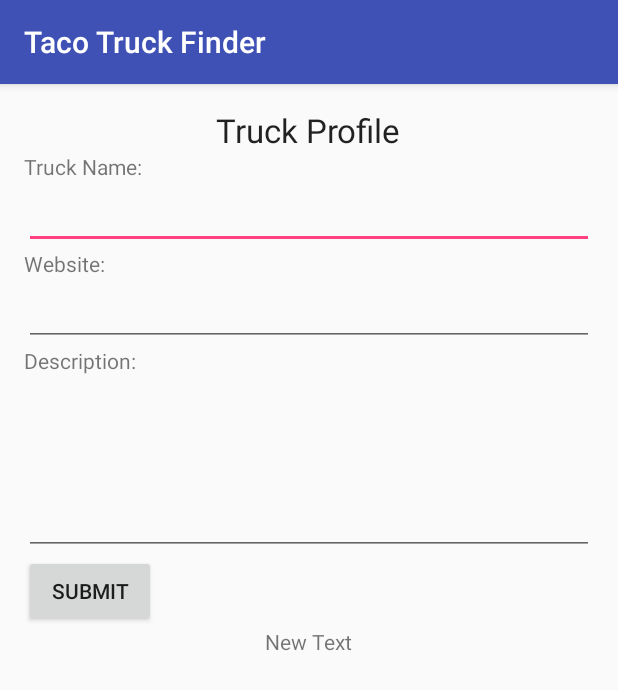
After one commit to Hyoe/cst438, an Android app: the TruckProfileActivity screen opened directly, with no data from a screen before it, on a phone screen of 412 x 824 dp. The commit adds this screen. Shown: the top 690 px of the screen. Run offline under Robolectric (Android 15) with nearby library versions, the phone set to English and light mode, and no system bars.

Commit message:
updated Taco Truck

```diff
--- a/TacoTruck2/app/build.gradle
+++ b/TacoTruck2/app/build.gradle
@@ -25,4 +25,5 @@ dependencies {
     testCompile 'junit:junit:4.12'
     compile 'com.android.support:appcompat-v7:23.1.1'
     compile 'com.android.support:design:23.1.1'
+    compile 'com.google.android.gms:play-services:8.3.0'
 }
--- a/TacoTruck2/app/src/main/java/com/example/franciscogutierrez/tacotruck2/GetData.java
+++ b/TacoTruck2/app/src/main/java/com/example/franciscogutierrez/tacotruck2/GetData.java
@@ -51,7 +51,6 @@ class GetData extends AsyncTask<String, Integer, String> {
                     sb.append(line);
                 }
             }
-            Thread.sleep(2000);
         } catch (Exception e) {
             Log.i(TAG, e.toString());
         }
--- a/TacoTruck2/app/src/main/java/com/example/franciscogutierrez/tacotruck2/LoginActivity.java
+++ b/TacoTruck2/app/src/main/java/com/example/franciscogutierrez/tacotruck2/LoginActivity.java
@@ -35,6 +35,7 @@ public class LoginActivity extends AppCompatActivity {
                     loginStatus.setText("Fields cannot be empty.");
                 } else {
                     //fields are not empty, call database
+                    password = Util.encryptPassword(password);
                     String myURL = "http://cst438-1139.appspot.com/test?function=doLogin&username=" + username + "&password=" + password;
 
                     try {
--- a/TacoTruck2/app/src/main/java/com/example/franciscogutierrez/tacotruck2/RegisterActivity.java
+++ b/TacoTruck2/app/src/main/java/com/example/franciscogutierrez/tacotruck2/RegisterActivity.java
@@ -55,7 +55,7 @@ public class RegisterActivity extends AppCompatActivity {
                     } else {
                         userType = "1";
                     }
-                    //String encrypt = Util.encryptPassword("password");
+                    password1 = Util.encryptPassword(password1);
                     String myURL = "http://cst438-1139.appspot.com/test?function=doRegister&username=" + username + "&password=" + password1 + "&firstName=" + firstName + "&lastName=" + lastName + "&type=" + userType;
 
 
--- /dev/null
+++ b/TacoTruck2/app/src/main/res/layout/activity_truck_profile.xml
@@ -0,0 +1,67 @@
+<?xml version="1.0" encoding="utf-8"?>
+<LinearLayout xmlns:android="http://schemas.android.com/apk/res/android"
+    xmlns:tools="http://schemas.android.com/tools"
+    android:layout_width="match_parent"
+    android:layout_height="match_parent"
+    android:paddingBottom="@dimen/activity_vertical_margin"
+    android:paddingLeft="@dimen/activity_horizontal_margin"
+    android:paddingRight="@dimen/activity_horizontal_margin"
+    android:paddingTop="@dimen/activity_vertical_margin"
+    android:orientation="vertical"
+    tools:context="com.example.franciscogutierrez.tacotruck2.TruckProfileActivity">
+
+    <TextView
+        android:layout_width="wrap_content"
+        android:layout_height="wrap_content"
+        android:textAppearance="?android:attr/textAppearanceLarge"
+        android:text="Truck Profile"
+        android:layout_gravity="center_horizontal" />
+
+    <TextView
+        android:layout_width="wrap_content"
+        android:layout_height="wrap_content"
+        android:textAppearance="?android:attr/textAppearanceSmall"
+        android:text="Truck Name:" />
+
+    <EditText
+        android:layout_width="match_parent"
+        android:layout_height="wrap_content"
+        android:id="@+id/profile_et_truck_name" />
+
+    <TextView
+        android:layout_width="wrap_content"
+        android:layout_height="wrap_content"
+        android:textAppearance="?android:attr/textAppearanceSmall"
+        android:text="Website:" />
+
+    <EditText
+        android:layout_width="match_parent"
+        android:layout_height="wrap_content"
+        android:id="@+id/profile_et_website" />
+
+    <TextView
+        android:layout_width="wrap_content"
+        android:layout_height="wrap_content"
+        android:textAppearance="?android:attr/textAppearanceSmall"
+        android:text="Description:" />
+
+    <EditText
+        android:layout_width="match_parent"
+        android:layout_height="wrap_content"
+        android:id="@+id/profile_et_description"
+        android:minHeight="120dp"
+        android:inputType="textCapSentences|textMultiLine"/>
+
+    <Button
+        android:layout_width="wrap_content"
+        android:layout_height="wrap_content"
+        android:text="Submit"
+        android:id="@+id/truckProfileSubmit" />
+
+    <TextView
+        android:layout_width="wrap_content"
+        android:layout_height="wrap_content"
+        android:text="New Text"
+        android:id="@+id/statusTruckProfile"
+        android:layout_gravity="center_horizontal" />
+</LinearLayout>
--- a/TacoTruck2/app/src/main/res/values/strings.xml
+++ b/TacoTruck2/app/src/main/res/values/strings.xml
@@ -3,4 +3,5 @@
     <string name="action_settings">Settings</string>
     <string name="open_nav">Open navigation drawer</string>
     <string name="close_nav">Close navigation drawer</string>
+    <string name="title_activity_maps">Map</string>
 </resources>
```
Also changed, not shown: TacoTruck2/app/src/debug/res/values/google_maps_api.xml (added, +21 -0 lines), TacoTruck2/app/src/main/AndroidManifest.xml (+21 -1 lines), TacoTruck2/app/src/main/java/com/example/franciscogutierrez/tacotruck2/LogOutActivity.java (added, +42 -0 lines), TacoTruck2/app/src/main/java/com/example/franciscogutierrez/tacotruck2/MainActivity.java (+41 -24 lines), TacoTruck2/app/src/main/java/com/example/franciscogutierrez/tacotruck2/TruckProfileActivity.java (added, +169 -0 lines), TacoTruck2/app/src/main/res/layout/activity_log_out.xml (added, +12 -0 lines), TacoTruck2/app/src/main/res/layout/activity_main.xml (+7 -12 lines), TacoTruck2/app/src/main/res/layout/nav_truck.xml (deleted, +0 -26 lines), TacoTruck2/app/src/main/res/menu/menu_main.xml (deleted, +0 -10 lines), TacoTruck2/app/src/main/res/menu/trucker_menu.xml (deleted, +0 -15 lines), 1 other file.
